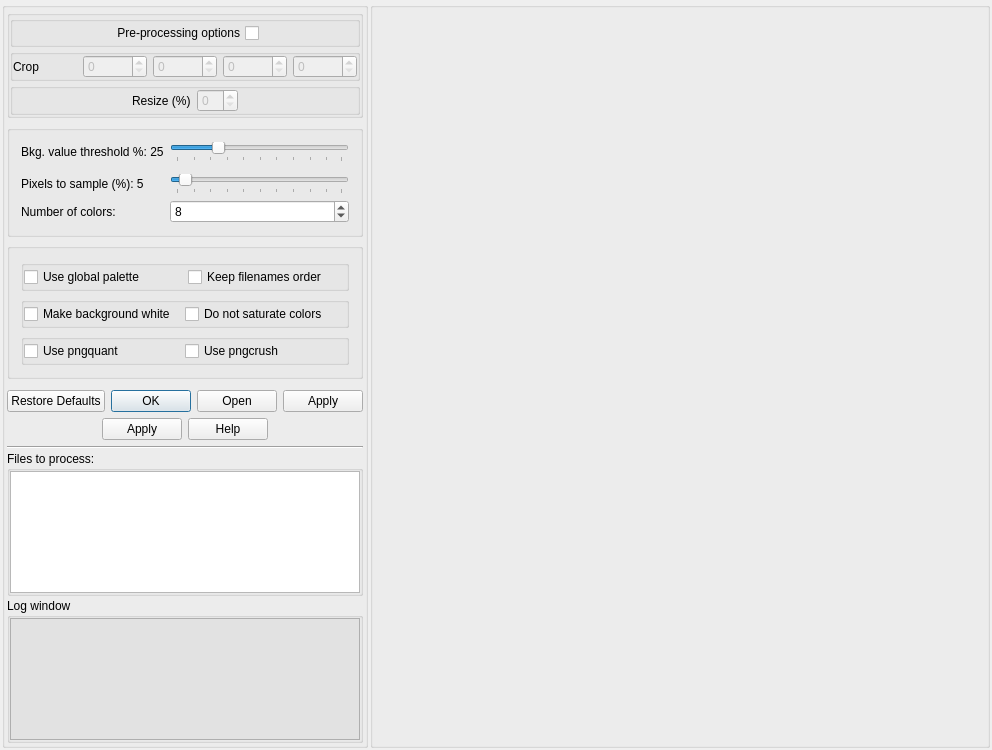
The window that noteshrinkdialog.ui (clapautius/noteshrink-qt) describes before a commit, drawn with Qt 5.
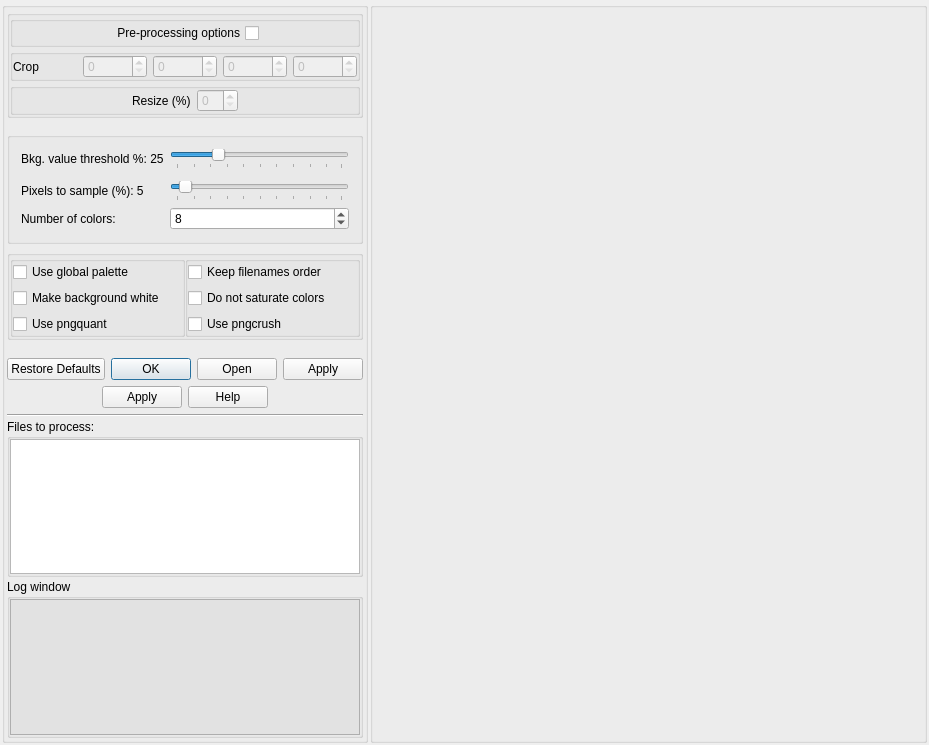
The same window after the commit.

Patch:
```diff
--- a/noteshrinkdialog.ui
+++ b/noteshrinkdialog.ui
@@ -6,8 +6,8 @@
    <rect>
     <x>0</x>
     <y>0</y>
-    <width>992</width>
-    <height>750</height>
+    <width>929</width>
+    <height>745</height>
    </rect>
   </property>
   <property name="windowTitle">
@@ -433,16 +433,36 @@
           <property name="title">
            <string/>
           </property>
-          <layout class="QVBoxLayout" name="verticalLayout_10">
+          <layout class="QHBoxLayout" name="horizontalLayout_7">
+           <property name="spacing">
+            <number>0</number>
+           </property>
+           <property name="leftMargin">
+            <number>0</number>
+           </property>
+           <property name="topMargin">
+            <number>0</number>
+           </property>
+           <property name="rightMargin">
+            <number>0</number>
+           </property>
+           <property name="bottomMargin">
+            <number>0</number>
+           </property>
            <item>
-            <widget class="QGroupBox" name="groupBox_11">
+            <layout class="QVBoxLayout" name="verticalLayout_9">
+             <property name="spacing">
+              <number>0</number>
+             </property>
+             <item>
+              <widget class="QGroupBox" name="groupBox_14">
              <property name="title">
               <string/>
              </property>
              <property name="flat">
               <bool>true</bool>
              </property>
-             <layout class="QHBoxLayout" name="horizontalLayout_12">
+               <layout class="QVBoxLayout" name="verticalLayout_8">
               <property name="spacing">
                <number>0</number>
               </property>
@@ -459,7 +479,7 @@
                <number>0</number>
               </property>
               <item>
-               <layout class="QHBoxLayout" name="horizontalLayout_11">
+                 <layout class="QVBoxLayout" name="verticalLayout">
                 <item>
                  <widget class="QCheckBox" name="m_global_palette">
                   <property name="text">
@@ -468,42 +488,6 @@
                  </widget>
                 </item>
                 <item>
-                 <widget class="QCheckBox" name="m_keep_filenames_order">
-                  <property name="text">
-                   <string>Keep filenames order</string>
-                  </property>
-                 </widget>
-                </item>
-               </layout>
-              </item>
-             </layout>
-            </widget>
-           </item>
-           <item>
-            <widget class="QGroupBox" name="groupBox_13">
-             <property name="title">
-              <string/>
-             </property>
-             <property name="flat">
-              <bool>true</bool>
-             </property>
-             <layout class="QHBoxLayout" name="horizontalLayout_14">
-              <property name="spacing">
-               <number>0</number>
-              </property>
-              <property name="leftMargin">
-               <number>0</number>
-              </property>
-              <property name="topMargin">
-               <number>0</number>
-              </property>
-              <property name="rightMargin">
-               <number>0</number>
-              </property>
-              <property name="bottomMargin">
-               <number>0</number>
-              </property>
-              <item>
                <widget class="QCheckBox" name="m_bkg_white">
                 <property name="styleSheet">
                  <string notr="true"/>
@@ -514,52 +498,59 @@
                </widget>
               </item>
               <item>
-               <widget class="QCheckBox" name="m_do_not_saturate">
-                <property name="text">
-                 <string>Do not saturate colors</string>
-                </property>
-               </widget>
-              </item>
-              <item>
-               <layout class="QHBoxLayout" name="horizontalLayout_13"/>
-              </item>
-             </layout>
-            </widget>
-           </item>
-           <item>
-            <widget class="QGroupBox" name="groupBox_10">
-             <property name="title">
-              <string/>
-             </property>
-             <property name="alignment">
-              <set>Qt::AlignCenter</set>
-             </property>
-             <property name="flat">
-              <bool>true</bool>
-             </property>
-             <layout class="QHBoxLayout" name="horizontalLayout_10">
-              <property name="spacing">
-               <number>0</number>
-              </property>
-              <property name="leftMargin">
-               <number>0</number>
-              </property>
-              <property name="topMargin">
-               <number>0</number>
-              </property>
-              <property name="rightMargin">
-               <number>0</number>
-              </property>
-              <property name="bottomMargin">
-               <number>0</number>
-              </property>
-              <item>
                <widget class="QCheckBox" name="m_use_pngquant">
                 <property name="text">
                  <string>Use pngquant</string>
                 </property>
                </widget>
               </item>
+                 </layout>
+                </item>
+               </layout>
+              </widget>
+             </item>
+            </layout>
+           </item>
+           <item>
+            <widget class="QGroupBox" name="groupBox_15">
+             <property name="title">
+              <string/>
+             </property>
+             <property name="flat">
+              <bool>true</bool>
+             </property>
+             <layout class="QVBoxLayout" name="verticalLayout_11">
+              <property name="spacing">
+               <number>0</number>
+              </property>
+              <property name="leftMargin">
+               <number>0</number>
+              </property>
+              <property name="topMargin">
+               <number>0</number>
+              </property>
+              <property name="rightMargin">
+               <number>0</number>
+              </property>
+              <property name="bottomMargin">
+               <number>0</number>
+              </property>
+              <item>
+               <layout class="QVBoxLayout" name="verticalLayout_10">
+                <item>
+                 <widget class="QCheckBox" name="m_keep_filenames_order">
+                  <property name="text">
+                   <string>Keep filenames order</string>
+                  </property>
+                 </widget>
+                </item>
+                <item>
+                 <widget class="QCheckBox" name="m_do_not_saturate">
+                  <property name="text">
+                   <string>Do not saturate colors</string>
+                  </property>
+                 </widget>
+                </item>
               <item>
                <widget class="QCheckBox" name="m_use_pngcrush">
                 <property name="text">
@@ -567,15 +558,11 @@
                 </property>
                </widget>
               </item>
-              <item>
-               <layout class="QHBoxLayout" name="horizontalLayout"/>
+               </layout>
               </item>
              </layout>
             </widget>
            </item>
-           <item>
-            <layout class="QVBoxLayout" name="verticalLayout_9"/>
-           </item>
           </layout>
          </widget>
         </item>
```
Lines whose indentation alone changed are shown as unchanged.
